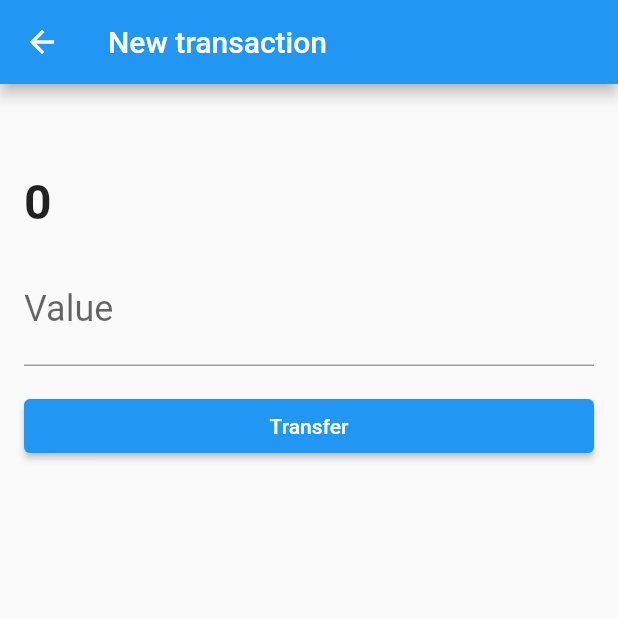
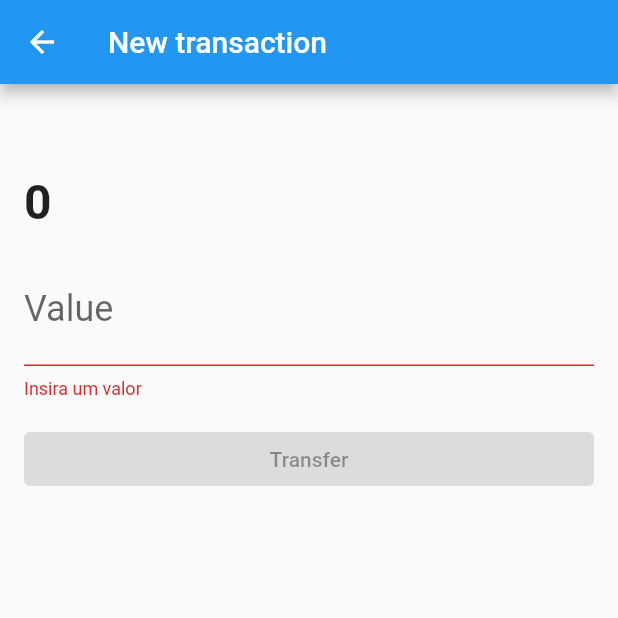
Before and after one commit to Jade-Oliveira/bytebank_comunicacaohttp, a Flutter app: the TransactionForm screen opened directly with empty values, on a phone screen of 412 x 824 dp, the top half of it. Run offline on Flutter 3.47's test engine with Material 2 defaults, Android fonts, the phone set to English and light mode, and no system bars; our stand-ins replace sqflite; missing offline and left inert: http_interceptor; accounts and stored records are empty.

```diff
--- a/bytebankapi/lib/screens/transaction_form.dart
+++ b/bytebankapi/lib/screens/transaction_form.dart
@@ -51,9 +51,14 @@ class _TransactionFormState extends State<TransactionForm> {
               Padding(
                 padding: const EdgeInsets.only(top: 16.0),
                 child: TextField(
+                  onChanged: (_) => setState(() {}),
                   controller: _valueController,
                   style: TextStyle(fontSize: 24.0),
-                  decoration: InputDecoration(labelText: 'Value'),
+                  decoration: InputDecoration(
+                      labelText: 'Value',
+                      errorText: _valueController.text == ''
+                          ? 'Insira um valor'
+                          : null),
                   keyboardType: TextInputType.numberWithOptions(decimal: true),
                 ),
               ),
@@ -63,23 +68,26 @@ class _TransactionFormState extends State<TransactionForm> {
                   width: double.maxFinite,
                   child: ElevatedButton(
                     child: Text('Transfer'),
-                    onPressed: () {
+                    onPressed: _valueController.text != ''
+                        ? () {
                             //pega o valor do textField por meio do _valueController e o contato pelo stateful widget
-                      final double? value =
-                          double.tryParse(_valueController.text);
+                            final double value =
+                                double.parse(_valueController.text);
                             final transactionCreated =
-                          Transaction(value!, widget.contact);
+                                Transaction(value, widget.contact);
                             showDialog(
                                 context: context,
                                 //nome diferente para o context do builder para ter certeza que vai executar o contexto correto
                                 builder: (contextDialog) {
                                   return TransactionAuthDialog(
                                     onConfirm: (String password) {
-                                _save(transactionCreated, password, context);
+                                      _save(transactionCreated, password,
+                                          context);
                                     },
                                   );
                                 });
-                    },
+                          }
+                        : null,
                   ),
                 ),
               )
```
Lines whose indentation alone changed are shown as unchanged.
